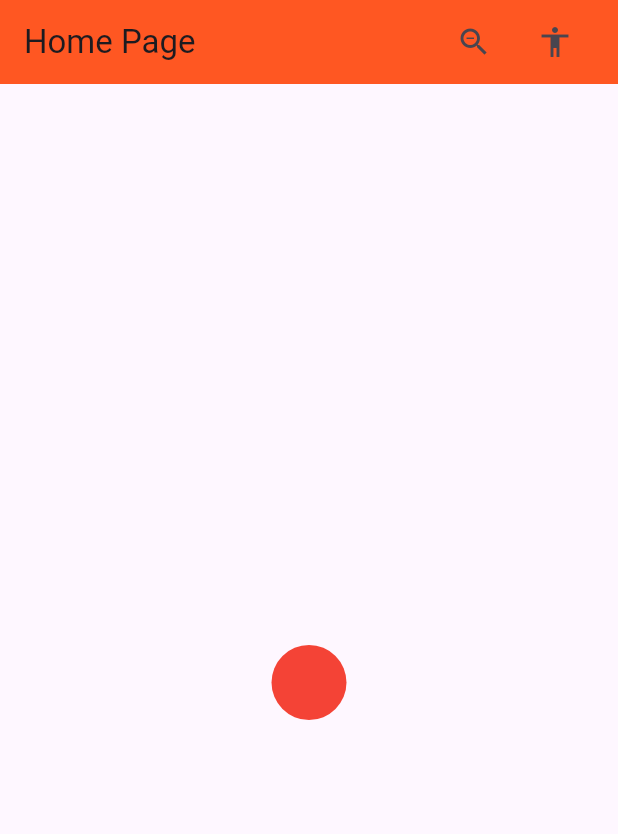
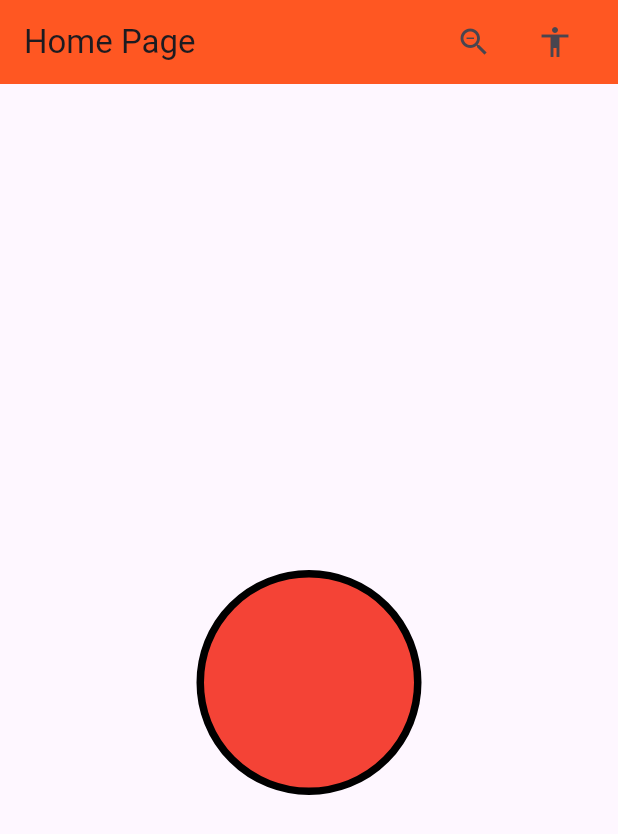
Before and after one commit to ENZHOUHUY/tugas_week_5_1123150029, a Flutter app: the screen it shows after launch, on a phone screen of 412 x 824 dp. Shown: the top 834 px of the screen. Run offline on Flutter 3.47's test engine with Material 3 defaults, Android fonts, the phone set to English and light mode, and no system bars.

Commit message:
tambah ukuran lingkaran dan berikan border di luar lingkaran

```diff
--- a/lib/main.dart
+++ b/lib/main.dart
@@ -38,12 +38,16 @@ class One extends StatelessWidget {
                 mainAxisAlignment: MainAxisAlignment.center,
                 children: [
                   Container(
-                    height: 50,
-                    width: 50,
+                    height: 150,
+                    width: 150,
                     margin: EdgeInsets.only(top: 30),
                     decoration: BoxDecoration(
                       color: Colors.red,
-                      borderRadius: BorderRadius.circular(100)
+                      borderRadius: BorderRadius.circular(100),
+                      border: Border.all(
+                        color: Colors.black,
+                        width: 5,
+                      ),
                     ),
                   ),
                 ],
```
